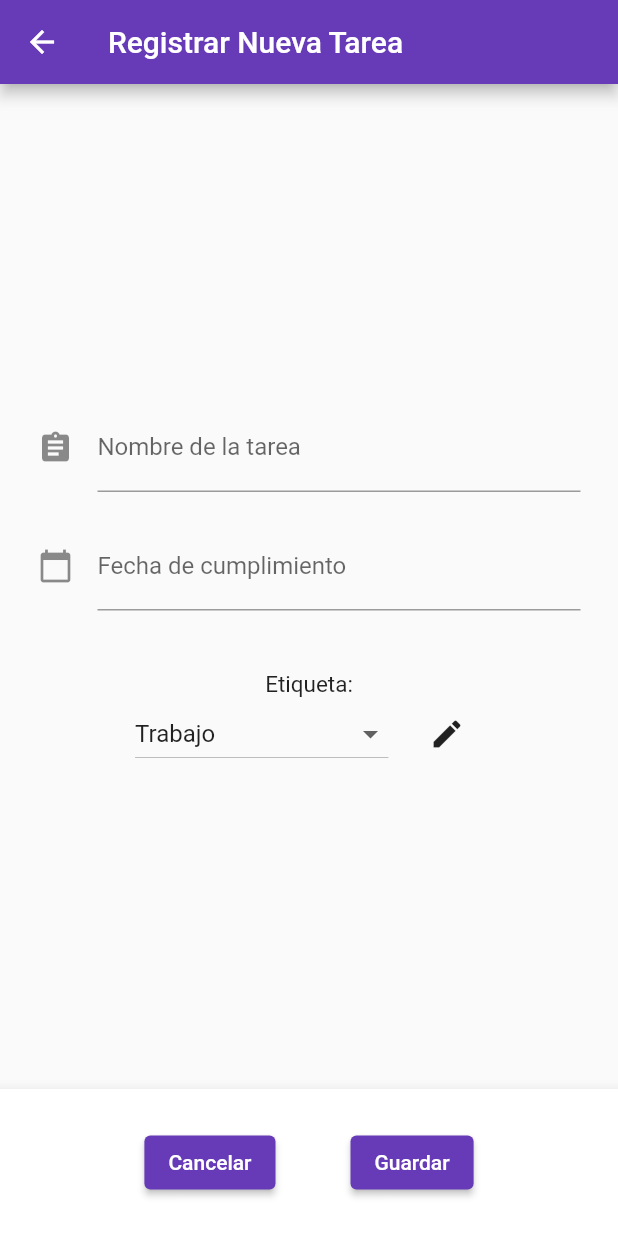
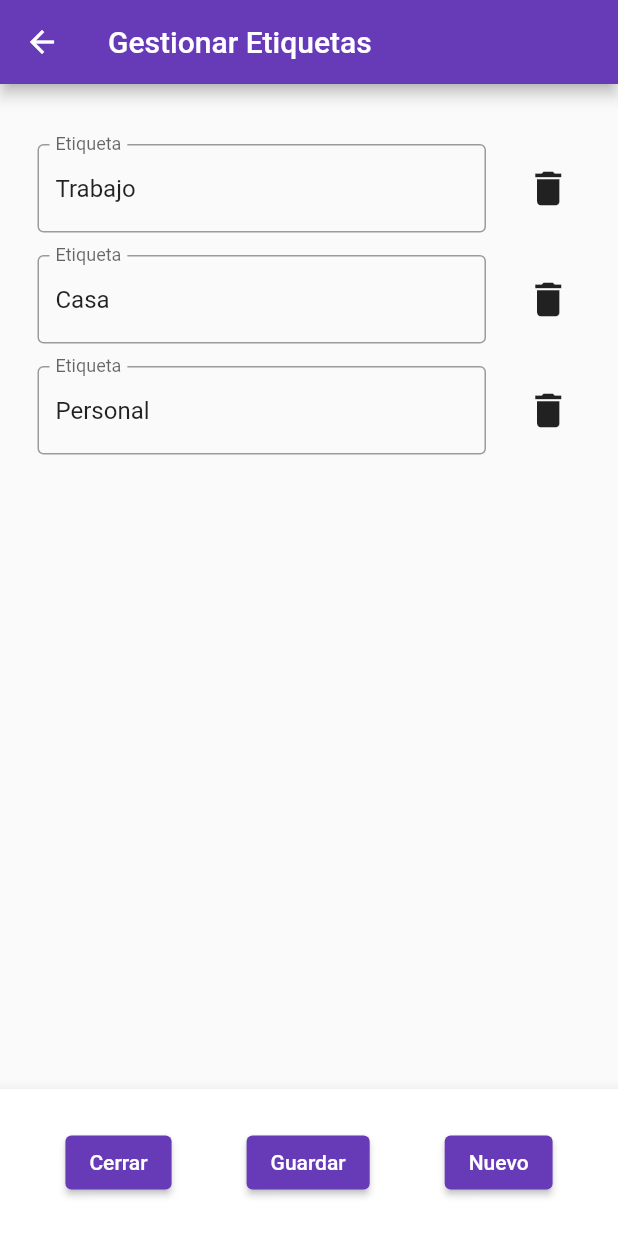
Before and after one commit to melany-182/software_todo_app_v2, a Flutter app: the AddTask screen opened by its route, after a tap on the "edit" icon, on a phone screen of 412 x 824 dp. Run offline on Flutter 3.47's test engine with Material 2 defaults, Android fonts, the phone set to English and light mode, and no system bars; our stand-ins replace flutter_bloc.

Commit message:
implementación no funcional de manage labels

```diff
--- a/lib/main.dart
+++ b/lib/main.dart
@@ -4,6 +4,7 @@ import 'package:software_todo_app_v2/bloc/labels_cubit.dart';
 import 'package:software_todo_app_v2/bloc/tasks_cubit.dart';
 import 'package:software_todo_app_v2/ui/add_task.dart';
 import 'package:software_todo_app_v2/ui/login.dart';
+import 'package:software_todo_app_v2/ui/manage_labels.dart';
 import 'package:software_todo_app_v2/ui/menu.dart';
 
 void main() {
@@ -31,6 +32,7 @@ class MyApp extends StatelessWidget {
           '/login': (context) => Login(),
           '/menu': (context) => const Menu(),
           '/add_task': (context) => AddTask(),
+          '/manage_labels': (context) => ManageLabels(),
         },
         debugShowCheckedModeBanner: false,
       ),
--- a/lib/ui/add_task.dart
+++ b/lib/ui/add_task.dart
@@ -6,6 +6,7 @@ import 'package:software_todo_app_v2/bloc/labels_cubit.dart';
 import 'package:software_todo_app_v2/bloc/labels_state.dart';
 import 'package:software_todo_app_v2/bloc/tasks_cubit.dart';
 import 'package:software_todo_app_v2/models/task_model.dart';
+import 'package:software_todo_app_v2/ui/manage_labels.dart';
 
 class AddTask extends StatelessWidget {
   AddTask({Key? key}) : super(key: key);
@@ -28,14 +29,16 @@ class AddTask extends StatelessWidget {
               controller: taskNameInput,
               decoration: const InputDecoration(
                 icon: Icon(Icons.assignment),
+                border: OutlineInputBorder(),
                 labelText: 'Nombre de la tarea',
               ),
             ),
-            const SizedBox(height: 20),
+            const SizedBox(height: 15),
             TextField(
               controller: deadlineInput,
               decoration: const InputDecoration(
                 icon: Icon(Icons.calendar_today),
+                border: OutlineInputBorder(),
                 labelText: 'Fecha de cumplimiento',
               ),
               readOnly: true,
@@ -55,25 +58,44 @@ class AddTask extends StatelessWidget {
                 }
               },
             ),
-            const SizedBox(height: 40),
-            const Text(
+            const SizedBox(height: 30),
+            Row(
+              mainAxisAlignment: MainAxisAlignment.start,
+              children: const [
+                Text(
                   'Etiqueta:',
                   style: TextStyle(fontSize: 15),
                 ),
+              ],
+            ),
+            const SizedBox(height: 15),
             Row(
               mainAxisAlignment: MainAxisAlignment.center,
               children: [
                 BlocBuilder<LabelsCubit, LabelsState>(
                   builder: (context, state) {
                     String? selectedLabel = state.selectedLabel;
-                    return DropdownButton<String>(
+                    return Expanded(
+                      child: DropdownButtonFormField<String>(
                         hint: const Text('Seleccionar etiqueta'),
+                        dropdownColor: const Color.fromARGB(255, 250, 250, 250),
+                        focusColor: const Color.fromARGB(255, 250, 250, 250),
+                        decoration: InputDecoration(
+                          contentPadding: const EdgeInsets.symmetric(
+                              vertical: 5, horizontal: 10),
+                          border: OutlineInputBorder(
+                            borderSide: const BorderSide(
+                              color: Colors.grey,
+                              width: 1.0,
+                            ),
+                            borderRadius: BorderRadius.circular(5.0),
+                          ),
+                        ),
                         value: state.labels!.isNotEmpty ? selectedLabel : null,
                         onChanged: (newValue) {
                           BlocProvider.of<LabelsCubit>(context)
                               .selectLabel(newValue);
                         },
-                      focusColor: const Color.fromARGB(255, 250, 250, 250),
                         items: state.labels!.map<DropdownMenuItem<String>>(
                           (String value) {
                             return DropdownMenuItem<String>(
@@ -82,6 +104,7 @@ class AddTask extends StatelessWidget {
                             );
                           },
                         ).toList(),
+                      ),
                     );
                   },
                 ),
@@ -89,10 +112,15 @@ class AddTask extends StatelessWidget {
                 IconButton(
                   // función que se ejecutará al apretar el botón Editar, invocará a la gestión de etiquetas
                   icon: const Icon(Icons.edit),
-                  padding: const EdgeInsets.all(0),
+                  iconSize: 30,
+                  padding: const EdgeInsets.only(left: 7.5),
                   onPressed: () {
-                    Navigator.pushNamed(
-                        context, '/manage_labels'); // *** TODO: arreglar
+                    Navigator.push(
+                      context,
+                      MaterialPageRoute(
+                        builder: (context) => ManageLabels(),
+                      ),
+                    );
                   },
                 ),
               ],
--- a/lib/ui/login.dart
+++ b/lib/ui/login.dart
@@ -35,18 +35,20 @@ class Login extends StatelessWidget {
             TextField(
               controller: usernameInput,
               decoration: const InputDecoration(
+                icon: Icon(Icons.person),
                 border: OutlineInputBorder(),
                 labelText: 'Usuario',
               ),
             ),
             const SizedBox(height: 15),
             TextField(
-              obscureText: true,
               controller: passwordInput,
               decoration: const InputDecoration(
+                icon: Icon(Icons.lock),
                 border: OutlineInputBorder(),
                 labelText: 'Contraseña',
               ),
+              obscureText: true,
             ),
           ],
         ),
--- /dev/null
+++ b/lib/ui/manage_labels.dart
@@ -0,0 +1,98 @@
+import 'package:flutter/material.dart';
+import 'package:flutter_bloc/flutter_bloc.dart';
+import 'package:software_todo_app_v2/bloc/labels_cubit.dart';
+import 'package:software_todo_app_v2/bloc/labels_state.dart';
+
+class ManageLabels extends StatelessWidget {
+  ManageLabels({Key? key}) : super(key: key);
+
+  List<String> modifiedlabels = [];
+
+  @override
+  Widget build(BuildContext context) {
+    return Scaffold(
+      appBar: AppBar(
+        title: const Text('Gestionar Etiquetas'),
+      ),
+      body: BlocBuilder<LabelsCubit, LabelsState>(
+        builder: (context, state) {
+          if (BlocProvider.of<LabelsCubit>(context).state.labels!.isNotEmpty) {
+            return Container(
+              padding: const EdgeInsets.all(25),
+              child: ListView.builder(
+                itemCount:
+                    BlocProvider.of<LabelsCubit>(context).state.labels!.length,
+                itemBuilder: (context, index) {
+                  final actualLabel = state.labels![index];
+                  return Padding(
+                    padding: const EdgeInsets.only(top: 15),
+                    child: Row(
+                      children: [
+                        Expanded(
+                          child: TextFormField(
+                            initialValue: actualLabel,
+                            decoration: const InputDecoration(
+                              labelText: 'Etiqueta',
+                              border: OutlineInputBorder(),
+                            ),
+                            //onChanged: (newValue) => _cubit.updateData(index, newValue),
+                          ),
+                        ),
+                        const SizedBox(width: 15),
+                        IconButton(
+                          icon: const Icon(Icons.delete),
+                          iconSize: 30,
+                          padding: const EdgeInsets.only(left: 5),
+                          onPressed: () {},
+                        ),
+                      ],
+                    ),
+                  );
+                },
+              ),
+            );
+          } else {
+            return const Center(
+              child: Text(
+                'No existen etiquetas.',
+                style: TextStyle(fontSize: 15),
+              ),
+            );
+          }
+        },
+      ),
+      bottomNavigationBar: BottomAppBar(
+        padding: const EdgeInsets.all(25),
+        child: Row(
+          mainAxisAlignment: MainAxisAlignment.center,
+          children: [
+            ElevatedButton(
+              // función que se ejecutará al apretar el botón Cerrar, invocará a la página de añadir tarea sin guardar ningún cambio
+              onPressed: () {
+                Navigator.pop(context);
+              },
+              child: const Text('Cerrar'),
+            ),
+            const SizedBox(width: 50),
+            ElevatedButton(
+              // función que se ejecutará al apretar el botón Guardar, invocará a la página de añadir tarea + guardará todos los cambios
+              onPressed: () {
+                // TODO: implementar la función de guardar cambios
+                Navigator.pop(context);
+              },
+              child: const Text('Guardar'),
+            ),
+            const SizedBox(width: 50),
+            ElevatedButton(
+              // función que se ejecutará al apretar el botón Nuevo, creará un nuevo campo de texto para añadir una nueva etiqueta
+              onPressed: () {
+                // TODO: implementar la función de añadir nuevo campo de texto para nueva etiqueta
+              },
+              child: const Text('Nuevo'),
+            ),
+          ],
+        ),
+      ),
+    );
+  }
+}
```
Lines whose indentation alone changed are shown as unchanged.
